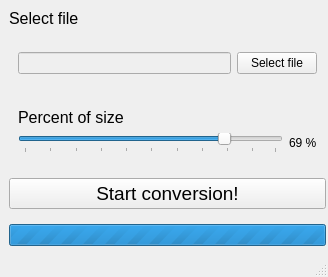
Qt form mainwindow.ui (Thurinum/simple-media-encoder) before a commit.
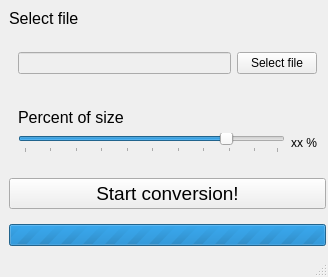
The same form after that commit.

Commit message: feat: Launch process and show its progress

```diff
--- a/mainwindow.ui
+++ b/mainwindow.ui
@@ -210,7 +210,7 @@
          <item>
           <widget class="QLabel" name="sliderValue">
            <property name="text">
-            <string>69 %</string>
+            <string>xx %</string>
            </property>
           </widget>
          </item>
```
The commit also changes 1 other file.
